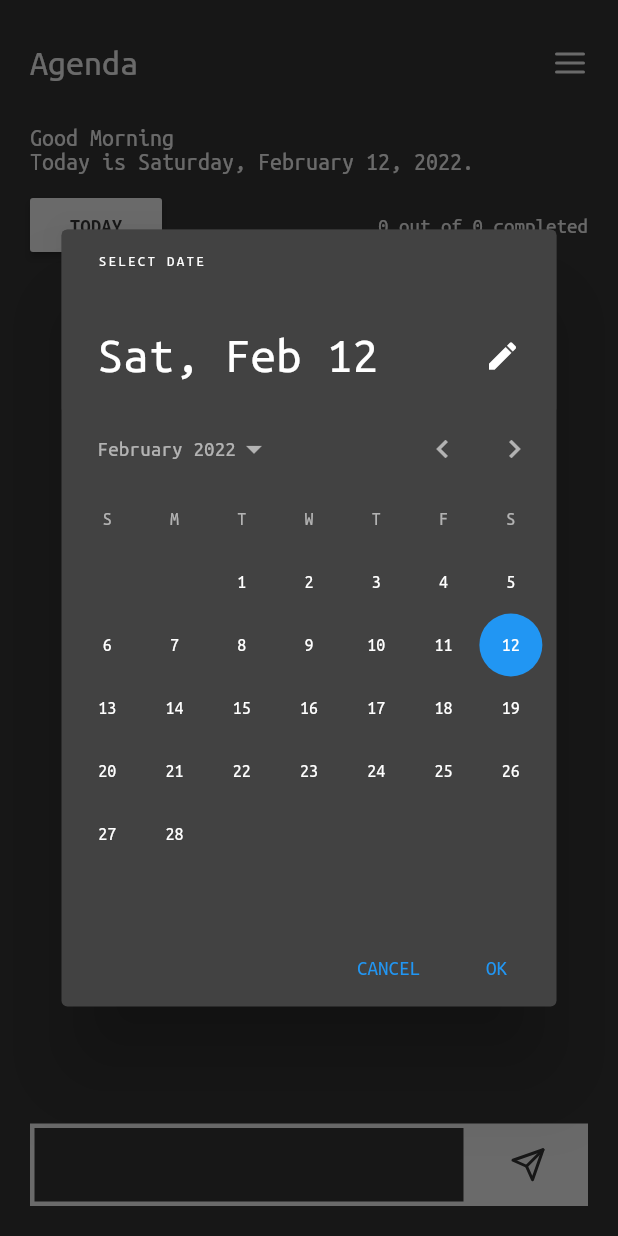
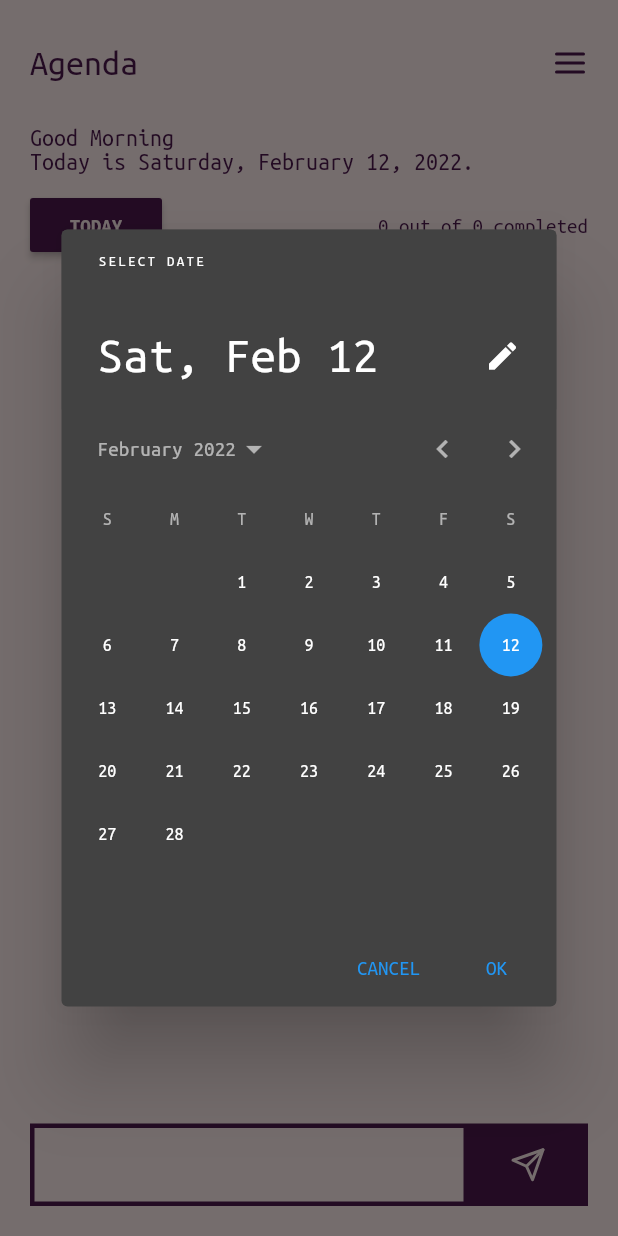
Before and after one commit to pieas-asif/daytask, a Flutter app: the screen it shows after launch, after a tap on "TODAY", on a phone screen of 412 x 824 dp. Run offline on Flutter 3.47's test engine with Material 2 defaults, Android fonts, the phone set to English and light mode, and no system bars; our stand-ins replace flutter_feather_icons, sqflite; accounts and stored records are empty.

Commit message:
New theme on DT

```diff
--- a/lib/models/constants.dart
+++ b/lib/models/constants.dart
@@ -1,8 +1,18 @@
 import 'package:flutter/widgets.dart';
 
 class DTTheme {
-  static Color black = const Color(0xFF323232);
-  static Color white = const Color(0xFFE8E8E8);
+  static Color dark = const Color(0xFFFFEEED);
+  static Color light = const Color(0xFF4C174D);
+}
+
+class DTTBlack {
+  static const Color dark = Color(0xFF323232);
+  static const Color light = Color(0xFFE8E8E8);
+}
+
+class DTTPink {
+  static const Color dark = Color(0xFF4C174D);
+  static const Color light = Color(0xFFFFEEED);
 }
 
 class TaskTable {
--- a/lib/views/home.dart
+++ b/lib/views/home.dart
@@ -164,7 +164,7 @@ class _HomeScreenState extends State<HomeScreen> {
   Widget build(BuildContext context) {
     return Scaffold(
       key: _scaffoldKey,
-      backgroundColor: DTTheme.black,
+      backgroundColor: DTTheme.dark,
       body: SafeArea(
         child: Column(
           crossAxisAlignment: CrossAxisAlignment.stretch,
@@ -181,14 +181,14 @@ class _HomeScreenState extends State<HomeScreen> {
                     "Agenda",
                     style: TextStyle(
                       fontSize: 24,
-                      color: DTTheme.white,
+                      color: DTTheme.light,
                     ),
                   ),
                   GestureDetector(
                     onTap: () => _scaffoldKey.currentState?.openEndDrawer(),
                     child: Icon(
                       FeatherIcons.menu,
-                      color: DTTheme.white,
+                      color: DTTheme.light,
                     ),
                   ),
                 ],
@@ -203,14 +203,14 @@ class _HomeScreenState extends State<HomeScreen> {
                     greet() ?? "Hello there, ",
                     style: TextStyle(
                       fontSize: 16,
-                      color: DTTheme.white,
+                      color: DTTheme.light,
                     ),
                   ),
                   Text(
                     "Today is ${DateFormat('EEEE').format(dateTime)}, ${DateFormat('MMMM d, y').format(dateTime)}.",
                     style: TextStyle(
                       fontSize: 16,
-                      color: DTTheme.white,
+                      color: DTTheme.light,
                     ),
                   ),
                 ],
@@ -235,7 +235,7 @@ class _HomeScreenState extends State<HomeScreen> {
                         lastDate: DateTime(2025),
                       ).then((value) => _setTaskDate(date: value));
                     },
-                    color: DTTheme.white,
+                    color: DTTheme.light,
                     child: Text(
                       dateTime.toString().split(" ").first ==
                               taskDate.toString().split(" ").first
@@ -244,7 +244,7 @@ class _HomeScreenState extends State<HomeScreen> {
                       style: TextStyle(
                         fontSize: 14,
                         fontWeight: FontWeight.bold,
-                        color: DTTheme.black,
+                        color: DTTheme.dark,
                       ),
                     ),
                   ),
@@ -253,7 +253,7 @@ class _HomeScreenState extends State<HomeScreen> {
                     style: TextStyle(
                       fontSize: 14,
                       fontWeight: FontWeight.w200,
-                      color: DTTheme.white,
+                      color: DTTheme.light,
                     ),
                   ),
                 ],
@@ -276,20 +276,23 @@ class _HomeScreenState extends State<HomeScreen> {
                               i.isCompleted
                                   ? FeatherIcons.checkSquare
                                   : FeatherIcons.square,
-                              color: DTTheme.white,
+                              color: DTTheme.light,
                             ),
                           ),
                           title: Text(
                             i.task,
                             style: TextStyle(
-                              color: DTTheme.white,
+                              color: DTTheme.light,
                               decoration: i.isCompleted
                                   ? TextDecoration.lineThrough
                                   : TextDecoration.none,
                             ),
                           ),
                           trailing: PopupMenuButton(
-                            icon: const Icon(FeatherIcons.moreHorizontal),
+                            icon: Icon(
+                              FeatherIcons.moreHorizontal,
+                              color: DTTheme.light,
+                            ),
                             itemBuilder: (context) => [
                               const PopupMenuItem(
                                 child: Text("Edit"),
@@ -361,27 +364,27 @@ class _HomeScreenState extends State<HomeScreen> {
                             child: TextField(
                               controller: taskTextFieldController,
                               focusNode: taskTextFieldFocusNode,
-                              cursorColor: DTTheme.white,
+                              cursorColor: DTTheme.light,
                               cursorWidth: 3.0,
                               decoration: InputDecoration(
                                 border: OutlineInputBorder(
                                   borderRadius: BorderRadius.circular(0.0),
                                   borderSide: BorderSide(
-                                    color: DTTheme.white,
+                                    color: DTTheme.light,
                                     width: 3.0,
                                   ),
                                 ),
                                 enabledBorder: OutlineInputBorder(
                                   borderRadius: BorderRadius.circular(0.0),
                                   borderSide: BorderSide(
-                                    color: DTTheme.white,
+                                    color: DTTheme.light,
                                     width: 3.0,
                                   ),
                                 ),
                                 focusedBorder: OutlineInputBorder(
                                   borderRadius: BorderRadius.circular(0.0),
                                   borderSide: BorderSide(
-                                    color: DTTheme.white,
+                                    color: DTTheme.light,
                                     width: 3.0,
                                   ),
                                 ),
@@ -413,7 +416,7 @@ class _HomeScreenState extends State<HomeScreen> {
                           height: 55,
                           width: 80,
                           decoration: BoxDecoration(
-                            color: DTTheme.white,
+                            color: DTTheme.light,
                           ),
                           child: Center(
                             child: IconButton(
@@ -445,7 +448,7 @@ class _HomeScreenState extends State<HomeScreen> {
                               },
                               icon: Icon(
                                 FeatherIcons.send,
-                                color: DTTheme.black,
+                                color: DTTheme.dark,
                               ),
                             ),
                           ),
@@ -459,10 +462,10 @@ class _HomeScreenState extends State<HomeScreen> {
                         style: TextStyle(
                           fontSize: 16,
                           fontWeight: FontWeight.bold,
-                          color: DTTheme.black,
+                          color: DTTheme.dark,
                         ),
                       ),
-                      color: DTTheme.white,
+                      color: DTTheme.light,
                       height: 55,
                     ),
             ),
```
